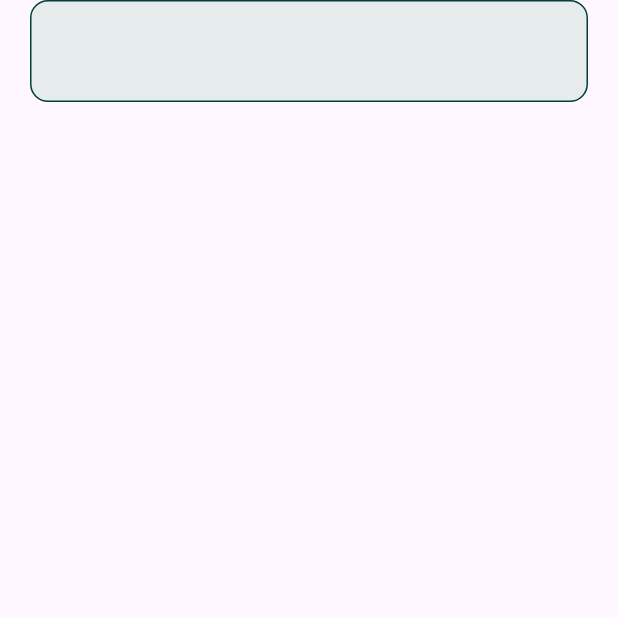
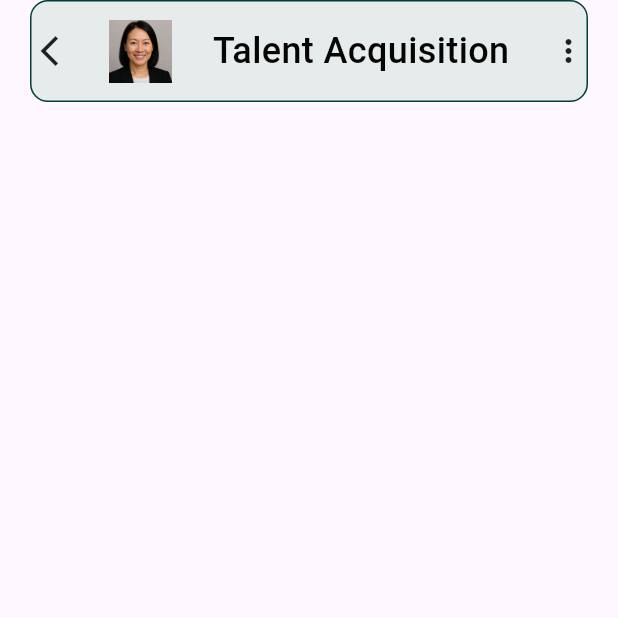
Before and after one commit to rayhantmt/Damaged303, a Flutter app: the CahtView screen opened directly, on a phone screen of 412 x 824 dp, the top half of it. Run offline on Flutter 3.47's test engine with Material 3 defaults, Android fonts, the phone set to English and light mode, and no system bars; our stand-ins replace get.

Commit message:
chat view ongoing

```diff
--- a/lib/app/modules/chat/caht_view.dart
+++ b/lib/app/modules/chat/caht_view.dart
@@ -1,5 +1,6 @@
 import 'package:damaged303/app/utils/app_colors.dart';
 import 'package:flutter/material.dart';
+import 'package:get/get.dart';
 
 class CahtView extends StatelessWidget {
   const CahtView({super.key, this.chat_name, this.chat_imng});
@@ -14,8 +15,29 @@ class CahtView extends StatelessWidget {
           child: Column(
             children: [
               Container(
-                child: Row(children: [
-
+                child: Row(
+                  mainAxisAlignment: MainAxisAlignment.spaceBetween,
+                  children: [
+                    GestureDetector(
+                      onTap: () {
+                        Get.back();
+                      },
+                      child: Icon(Icons.arrow_back_ios_new),
+                    ),
+                    Container(
+                      height: 42,
+                      width: 42,
+                      child: Image.asset(chat_imng ?? ""),
+                    ),
+                    Text(
+                      chat_name ?? "",
+                      style: TextStyle(
+                        fontWeight: FontWeight.w500,
+                        fontSize: 24,
+                        color: Color(0xff050505),
+                      ),
+                    ),
+                    Icon(Icons.more_vert_rounded),
                   ],
                 ),
                 height: 68,
--- a/lib/app/modules/news_details/news_details_view.dart
+++ b/lib/app/modules/news_details/news_details_view.dart
@@ -107,7 +107,7 @@ class NewsDetailsView extends StatelessWidget {
                   onTap: () {},
                   child: Container(
                     height: 40,
-                    width: 209,
+                    width: 239,
                     decoration: BoxDecoration(
                       borderRadius: BorderRadius.circular(8),
                       color: AppColors.primarycolor,
```
